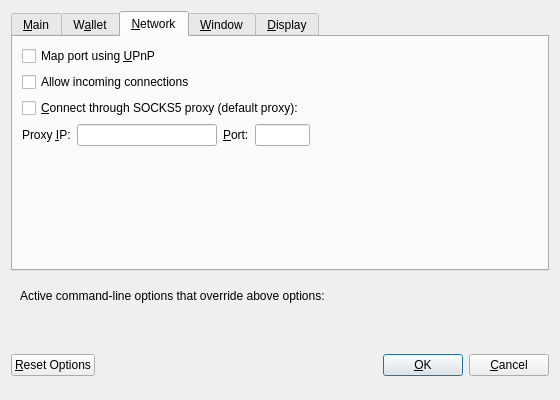
First picture: the form in src/qt/forms/optionsdialog.ui, repository bitcoinxt/bitcoinxt, before the edit.
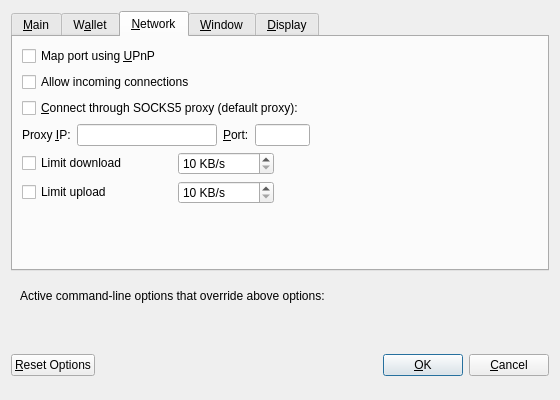
Second picture: the form after the edit. The open tabs and pages were chosen to show the change. Custom widgets are drawn as their Qt base class.

Commit message: Add bandwith limiting to options-dialog

```diff
--- a/src/qt/forms/optionsdialog.ui
+++ b/src/qt/forms/optionsdialog.ui
@@ -297,6 +297,98 @@
          </item>
         </layout>
        </item>
+       <item>
+        <layout class="QHBoxLayout" name="horizontalLayout_2_Network">
+         <item>
+          <widget class="QCheckBox" name="limitDownload">
+           <property name="minimumSize">
+            <size>
+             <width>150</width>
+             <height>0</height>
+            </size>
+           </property>
+           <property name="toolTip">
+            <string>Limit use of download bandwidth</string>
+           </property>
+           <property name="text">
+            <string>Limit download</string>
+           </property>
+          </widget>
+         </item>
+         <item>
+          <widget class="QSpinBox" name="limitDownloadSpinbox">
+           <property name="suffix">
+            <string> KB/s</string>
+           </property>
+           <property name="minimum">
+            <number>10</number>
+           </property>
+           <property name="maximum">
+            <number>100000</number>
+           </property>
+          </widget>
+         </item>
+         <item>
+          <spacer name="limitDownloadSpacer">
+           <property name="orientation">
+            <enum>Qt::Horizontal</enum>
+           </property>
+           <property name="sizeHint" stdset="0">
+            <size>
+             <width>40</width>
+             <height>20</height>
+            </size>
+           </property>
+          </spacer>
+         </item>
+        </layout>
+       </item>
+       <item>
+        <layout class="QHBoxLayout" name="horizontalLayout_3_Network">
+         <item>
+          <widget class="QCheckBox" name="limitUpload">
+           <property name="minimumSize">
+            <size>
+             <width>150</width>
+             <height>0</height>
+            </size>
+           </property>
+           <property name="toolTip">
+            <string>Limit use of upload bandwidth</string>
+           </property>
+           <property name="text">
+            <string>Limit upload</string>
+           </property>
+          </widget>
+         </item>
+         <item>
+          <widget class="QSpinBox" name="limitUploadSpinbox">
+           <property name="suffix">
+            <string> KB/s</string>
+           </property>
+           <property name="minimum">
+            <number>10</number>
+           </property>
+           <property name="maximum">
+            <number>100000</number>
+           </property>
+          </widget>
+         </item>
+         <item>
+          <spacer name="limitUploadSpacer">
+           <property name="orientation">
+            <enum>Qt::Horizontal</enum>
+           </property>
+           <property name="sizeHint" stdset="0">
+            <size>
+             <width>40</width>
+             <height>20</height>
+            </size>
+           </property>
+          </spacer>
+         </item>
+        </layout>
+       </item>
        <item>
         <spacer name="verticalSpacer_Network">
          <property name="orientation">
```
The commit also changes 5 other files.
